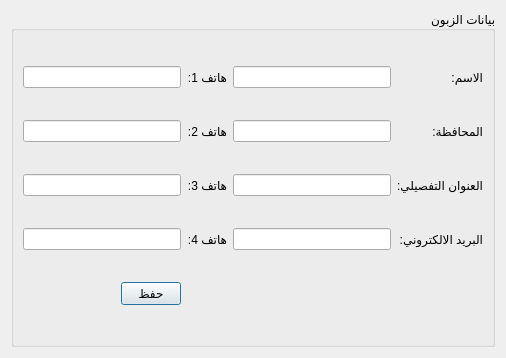
rabee361/E-commerce2, file Ui_ClientEdit.ui: the form before one commit.
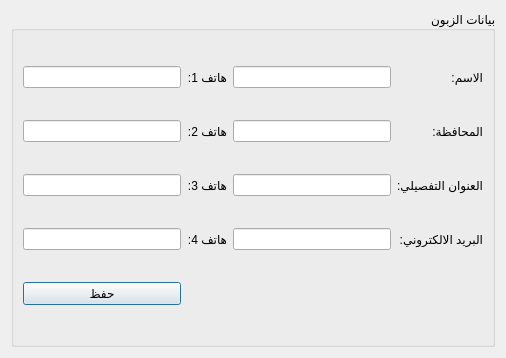
The form after the commit. Icons and pictures are not drawn.

Patch:
```diff
--- a/Ui_ClientEdit.ui
+++ b/Ui_ClientEdit.ui
@@ -65,7 +65,7 @@
        <widget class="QPushButton" name="save_btn">
         <property name="maximumSize">
          <size>
-          <width>60</width>
+          <width>16777215</width>
           <height>16777215</height>
          </size>
         </property>
```
Left out of the diff: 88 changed lines with no effect on the pictures.
